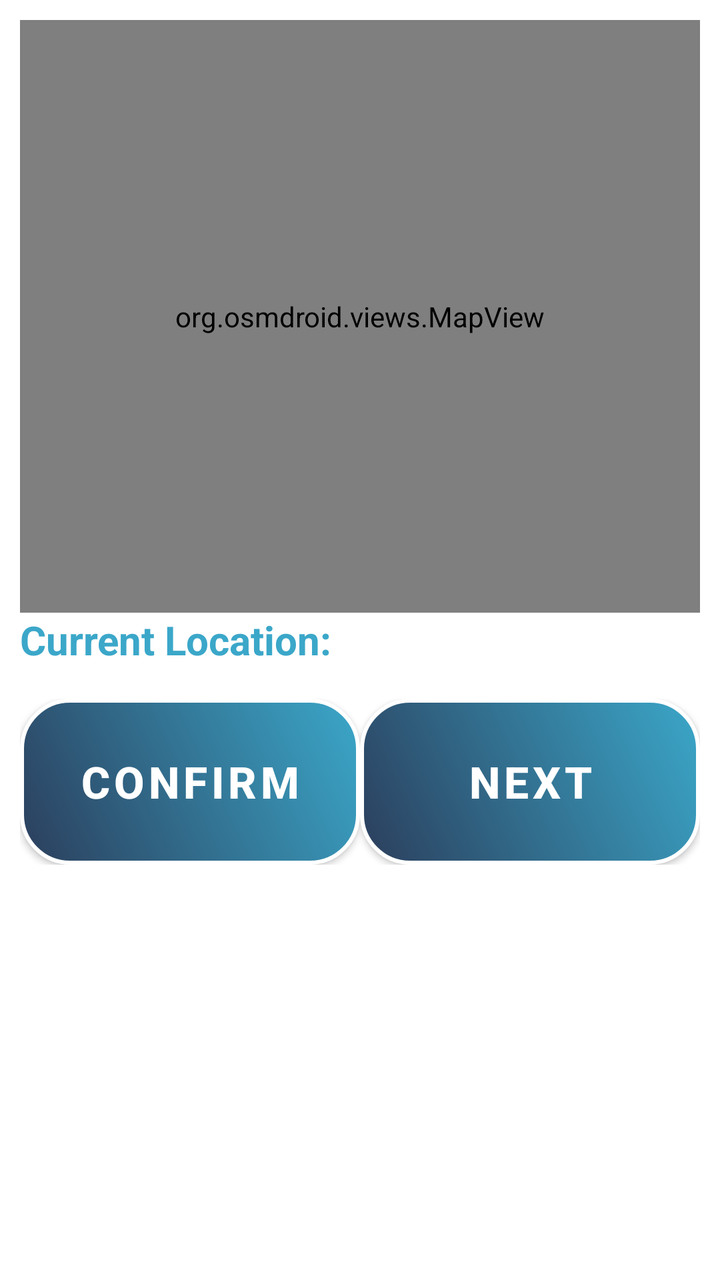
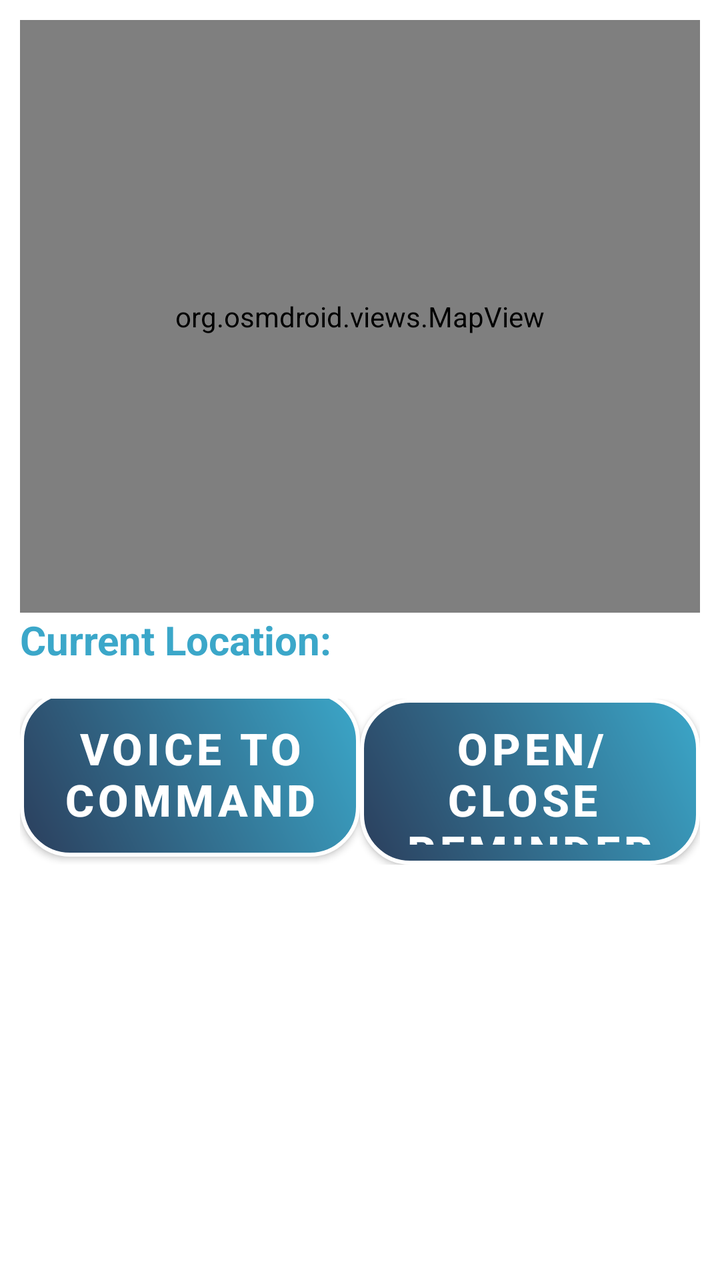

An Android layout rendered at two revisions. The XML below is the earlier revision; the diff shows what the commit changed to produce the second picture.
<!-- AndroidManifest.xml: application theme Theme.VISTA -->
<!-- res/layout/activity_bus_arrival_alert_page.xml -->
<LinearLayout xmlns:android="http://schemas.android.com/apk/res/android"
    xmlns:app="http://schemas.android.com/apk/res-auto"
    android:id="@+id/main"
    android:layout_width="match_parent"
    android:layout_height="match_parent"
    android:background="@color/white"
    android:orientation="vertical"
    android:padding="10dp"
    android:weightSum="5">

    
    <org.osmdroid.views.MapView
        android:id="@+id/map"
        android:layout_width="match_parent"
        android:layout_height="0dp"
        android:layout_weight="3" />

    <TextView
        android:id="@+id/CurrentLocation"
        android:layout_width="match_parent"
        android:layout_height="wrap_content"
        android:text="Current Location:"
        android:textColor="#3BA7C9"
        android:textSize="20sp"
        android:textStyle="bold" />

    
    <LinearLayout
        android:layout_width="match_parent"
        android:layout_height="wrap_content"
        android:layout_marginTop="16dp"
        android:gravity="bottom"
        android:orientation="horizontal"
        android:weightSum="2"
        >


        <com.google.android.material.button.MaterialButton
            android:id="@+id/btnFindBusEditConfirm"
            style="@style/SemiTransparentRoundedButton"
            android:layout_width="0dp"
            android:layout_height="83dp"
            android:layout_weight="1"
            android:text="@string/btn_Confirm"
            android:textSize="22sp"
            android:textStyle="bold"
            android:background="@drawable/btn_photo_gradient"
            app:backgroundTint="@null"
            app:backgroundTintMode="src_over"
            app:cornerRadius="0dp"
            app:strokeColor="@null"
            app:strokeWidth="0dp"/>

        <com.google.android.material.button.MaterialButton
            android:id="@+id/btnFindBusEditNext"
            style="@style/SemiTransparentRoundedButton"
            android:layout_width="0dp"
            android:layout_height="83dp"
            android:layout_weight="1"
            android:text="@string/btn_next"
            android:textSize="22sp"
            android:textStyle="bold"
            android:background="@drawable/btn_photo_gradient"
            app:backgroundTint="@null"
            app:backgroundTintMode="src_over"
            app:cornerRadius="0dp"
            app:strokeColor="@null"
            app:strokeWidth="0dp"/>
    </LinearLayout>

</LinearLayout>
<!-- resources referenced by this layout -->
<resources>
  <color name="white">#FFFFFF</color>
  <!-- drawable btn_photo_gradient (drawable) -->
  <?xml version="1.0" encoding="utf-8"?>
  <shape xmlns:android="http://schemas.android.com/apk/res/android"
      android:shape="rectangle">
  
      
      <gradient
          android:startColor="#2B3E5C"
          android:endColor="#3BA7C9"
          android:angle="45"
      />
  
      
      <corners android:radius="24dp" />
  
      
      <stroke
          android:width="2dp"
          android:color="#FFFFFF" />
  
  </shape>
  <string name="btn_Confirm">Confirm</string>
  <string name="btn_next">Next</string>
  <style name="SemiTransparentRoundedButton" parent="Widget.MaterialComponents.Button">
          <item name="android:textColor">#FFFFFF</item>
          <item name="background">@drawable/button_selector</item> 
          <item name="cornerRadius">24dp</item>
          <item name="strokeColor">#FFFFFF</item>
          <item name="strokeWidth">2dp</item>
          <item name="backgroundTint">#20FFFFFF</item> 
      </style>
  <style name="Theme.VISTA" parent="Theme.MaterialComponents.DayNight.NoActionBar">
          <item name="colorPrimary">@color/semi_transparent_white</item>
          <item name="colorPrimaryVariant">@color/semi_transparent_white</item>
          <item name="colorOnPrimary">@color/white</item>
          <item name="android:statusBarColor">#D3D3D3</item>
      </style>
  <!-- drawable button_selector (drawable) -->
  <?xml version="1.0" encoding="utf-8"?>
  <selector xmlns:android="http://schemas.android.com/apk/res/android">
      
      <item android:state_pressed="true">
          <shape android:shape="rectangle">
              <solid android:color="#20FFFFFF" /> 
              <stroke android:width="2dp" android:color="#FFFFFF" />
              <corners android:radius="24dp" />
          </shape>
      </item>
  
      
      <item android:state_selected="true">
          <shape android:shape="rectangle">
              <solid android:color="#FFFF00" /> 
              <stroke android:width="2dp" android:color="#FFFFFF" />
              <corners android:radius="24dp" />
          </shape>
      </item>
  
      
      <item>
          <shape android:shape="rectangle">
              <solid android:color="#20FFFFFF" /> 
              <stroke android:width="2dp" android:color="#FFFFFF" />
              <corners android:radius="24dp" />
          </shape>
      </item>
  </selector>
  <color name="semi_transparent_white">#80FFFFFF</color>
</resources>

<!-- the commit's change to res/layout/activity_bus_arrival_alert_page.xml (unified diff, before → after) -->
@@ -41,7 +41,7 @@
             android:layout_width="0dp"
             android:layout_height="83dp"
             android:layout_weight="1"
-            android:text="@string/btn_Confirm"
+            android:text="@string/btn_Comm"
             android:textSize="22sp"
             android:textStyle="bold"
             android:background="@drawable/btn_photo_gradient"
@@ -57,7 +57,7 @@
             android:layout_width="0dp"
             android:layout_height="83dp"
             android:layout_weight="1"
-            android:text="@string/btn_next"
+            android:text="@string/btn_Openreminder"
             android:textSize="22sp"
             android:textStyle="bold"
             android:background="@drawable/btn_photo_gradient"
<!-- resource entries referenced after the edit -->
@@ -22,8 +22,8 @@
           android:color="#FFFFFF" />
   
   </shape>
-  <string name="btn_Confirm">Confirm</string>
-  <string name="btn_next">Next</string>
+  <string name="btn_Comm">Voice to Command</string>
+  <string name="btn_Openreminder">Open/Close \nReminder</string>
   <style name="SemiTransparentRoundedButton" parent="Widget.MaterialComponents.Button">
           <item name="android:textColor">#FFFFFF</item>
           <item name="background">@drawable/button_selector</item> 
